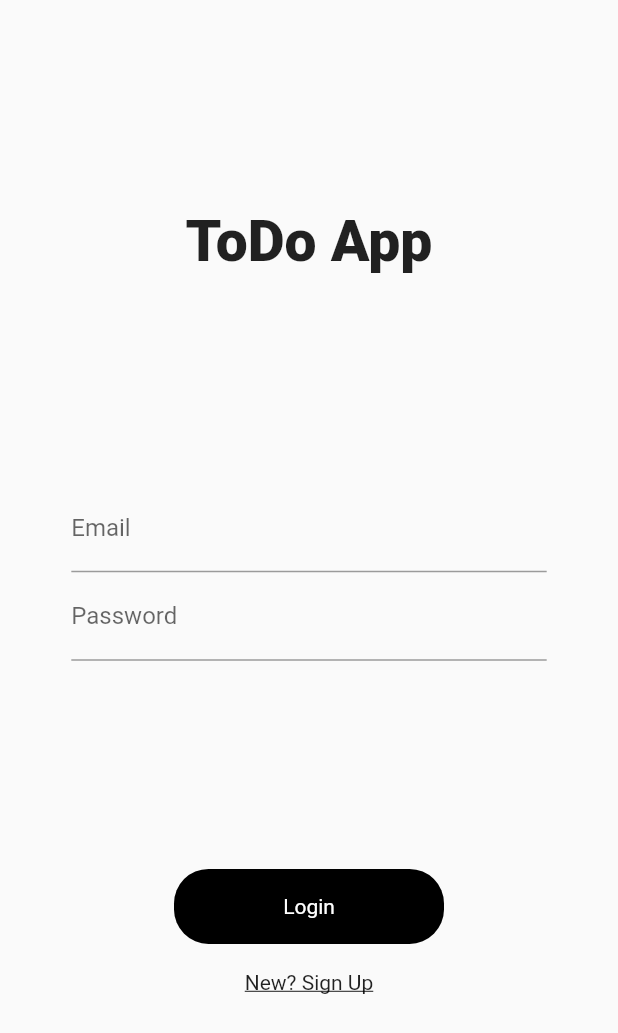
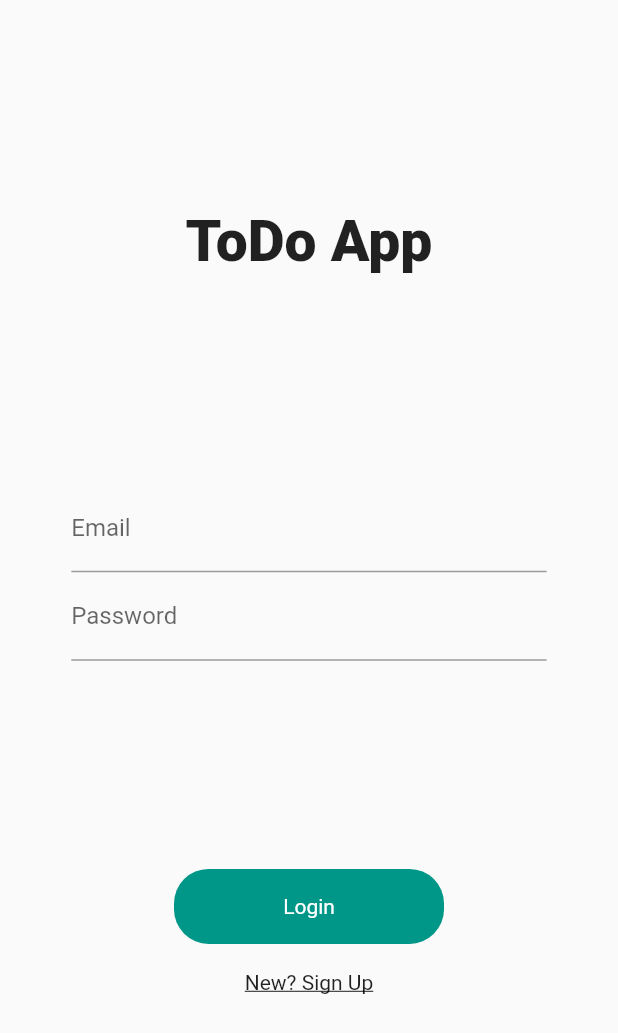
Before and after one commit to shadyaziza/Flutter-GraphQL-TODO, a Flutter app: the screen it shows after launch, on a phone screen of 412 x 824 dp. Shown: the top 1033 px of the screen. Run offline on Flutter 3.47's test engine with Material 2 defaults, Android fonts, the phone set to English and light mode, and no system bars; our stand-ins replace graphql_flutter, shared_preferences, toast.

Commit message:
Add styling

```diff
--- a/lib/components/custom_button.dart
+++ b/lib/components/custom_button.dart
@@ -21,7 +21,7 @@ class CustomButton extends StatelessWidget {
         width: width,
         height: height,
         decoration: BoxDecoration(
-            borderRadius: BorderRadius.circular(23), color: Colors.black),
+            borderRadius: BorderRadius.circular(23), color: Colors.teal),
         child: Center(
           child: Text(
             text,
--- a/lib/main.dart
+++ b/lib/main.dart
@@ -17,7 +17,7 @@ class MyApp extends StatelessWidget {
     return MaterialApp(
       debugShowCheckedModeBanner: false,
       title: 'Hasura GraphQL Demo',
-      theme: ThemeData(primaryColor: Colors.blueGrey),
+      theme: ThemeData(primaryColor: Colors.teal),
       routes: routes,
       home: Splash(),
     );
--- a/lib/screens/dashboard.dart
+++ b/lib/screens/dashboard.dart
@@ -57,7 +57,7 @@ class Dashboard extends StatelessWidget {
                       icon: new Icon(Icons.people),
                     ),
                   ],
-                  labelColor: Colors.black,
+                  labelColor: Colors.teal,
                   unselectedLabelColor: Colors.grey,
                   indicatorSize: TabBarIndicatorSize.label,
                   indicatorPadding: EdgeInsets.all(5.0),
--- a/lib/screens/tabs/dashboard/todos.dart
+++ b/lib/screens/tabs/dashboard/todos.dart
@@ -17,6 +17,7 @@ class _TodosState extends State<Todos> {
       child: Scaffold(
         appBar: AppBar(
           title: TabBar(
+            indicatorColor: Colors.white,
             tabs: [
               Tab(
                 text: "All",
--- a/lib/screens/tabs/todos/active.dart
+++ b/lib/screens/tabs/todos/active.dart
@@ -61,8 +61,8 @@ class _ActiveState extends State<Active> {
                 return Container();
               }
               if (result.loading) {
-                _showSnackBar(
-                    "Loading", CircularProgressIndicator(), Colors.blueGrey);
+                _showSnackBar("Loading", CircularProgressIndicator(),
+                    Colors.blueGrey[700]);
 
                 return Container();
               }
--- a/lib/screens/tabs/todos/all.dart
+++ b/lib/screens/tabs/todos/all.dart
@@ -64,8 +64,8 @@ class _AllState extends State<All> {
                 return Container();
               }
               if (result.loading) {
-                _showSnackBar(
-                    "Loading", CircularProgressIndicator(), Colors.blueGrey);
+                _showSnackBar("Loading", CircularProgressIndicator(),
+                    Colors.blueGrey[700]);
 
                 return Container();
               }
--- a/lib/screens/tabs/todos/completed.dart
+++ b/lib/screens/tabs/todos/completed.dart
@@ -61,8 +61,8 @@ class _CompletedState extends State<Completed> {
                 return Container();
               }
               if (result.loading) {
-                _showSnackBar(
-                    "Loading", CircularProgressIndicator(), Colors.blueGrey);
+                _showSnackBar("Loading", CircularProgressIndicator(),
+                    Colors.blueGrey[700]);
 
                 return Container();
               }
```
